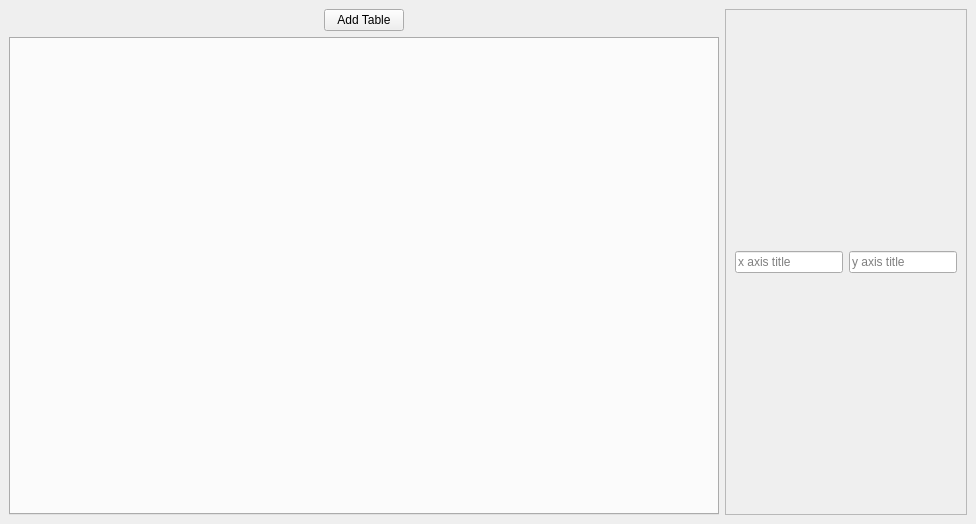
This is WWplot/ui/application_window.ui in wwmm/wwplot as Qt 5 draws it before an edit. The edited form follows.
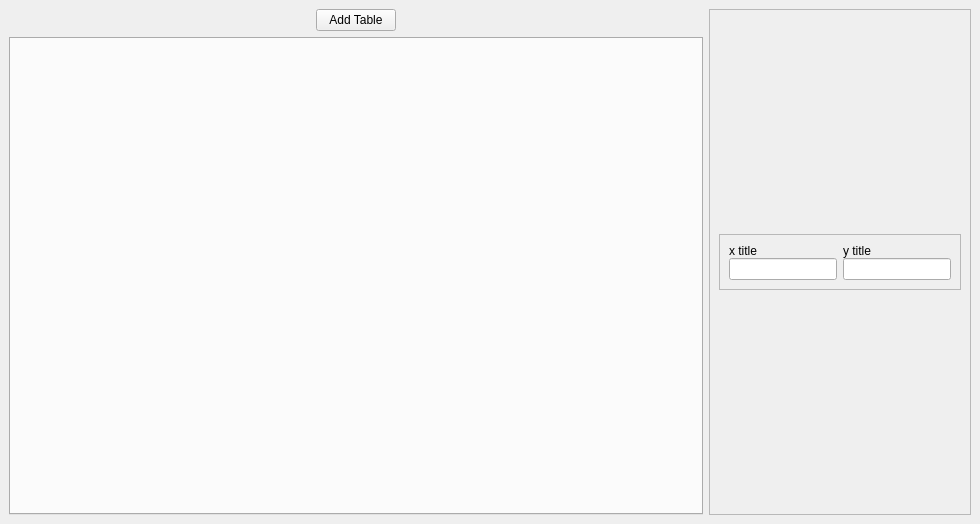
This is the edited form.

```diff
--- a/WWplot/ui/application_window.ui
+++ b/WWplot/ui/application_window.ui
@@ -6,7 +6,7 @@
    <rect>
     <x>0</x>
     <y>0</y>
-    <width>976</width>
+    <width>980</width>
     <height>524</height>
    </rect>
   </property>
@@ -93,38 +93,73 @@
        <enum>QFrame::Raised</enum>
       </property>
       <layout class="QGridLayout" name="gridLayout_2">
-       <item row="0" column="0">
+       <item row="2" column="0" colspan="2">
+        <layout class="QVBoxLayout" name="plot_layout">
+         <property name="sizeConstraint">
+          <enum>QLayout::SetDefaultConstraint</enum>
+         </property>
+        </layout>
+       </item>
+       <item row="1" column="0" colspan="2">
+        <widget class="QFrame" name="plot_settings_frame">
+         <property name="sizePolicy">
+          <sizepolicy hsizetype="MinimumExpanding" vsizetype="Fixed">
+           <horstretch>0</horstretch>
+           <verstretch>0</verstretch>
+          </sizepolicy>
+         </property>
+         <property name="frameShape">
+          <enum>QFrame::StyledPanel</enum>
+         </property>
+         <property name="frameShadow">
+          <enum>QFrame::Raised</enum>
+         </property>
+         <layout class="QGridLayout" name="gridLayout_3">
+          <property name="verticalSpacing">
+           <number>0</number>
+          </property>
+          <item row="1" column="1">
+           <widget class="QLineEdit" name="y_axis_title">
+            <property name="text">
+             <string/>
+            </property>
+            <property name="placeholderText">
+             <string/>
+            </property>
+            <property name="clearButtonEnabled">
+             <bool>false</bool>
+            </property>
+           </widget>
+          </item>
+          <item row="1" column="0">
         <widget class="QLineEdit" name="x_axis_title">
          <property name="text">
           <string/>
          </property>
          <property name="placeholderText">
-          <string>x axis title</string>
+             <string/>
          </property>
          <property name="clearButtonEnabled">
           <bool>false</bool>
          </property>
         </widget>
        </item>
+          <item row="0" column="0">
+           <widget class="QLabel" name="label_x_title">
+            <property name="text">
+             <string>x title</string>
+            </property>
+           </widget>
+          </item>
        <item row="0" column="1">
-        <widget class="QLineEdit" name="y_axis_title">
+           <widget class="QLabel" name="label_y_title">
          <property name="text">
-          <string/>
-         </property>
-         <property name="placeholderText">
-          <string>y axis title</string>
-         </property>
-         <property name="clearButtonEnabled">
-          <bool>false</bool>
+             <string>y title</string>
          </property>
         </widget>
        </item>
-       <item row="1" column="0" colspan="2">
-        <layout class="QVBoxLayout" name="plot_layout">
-         <property name="sizeConstraint">
-          <enum>QLayout::SetDefaultConstraint</enum>
-         </property>
-        </layout>
+         </layout>
+        </widget>
        </item>
       </layout>
      </widget>
```
Lines whose indentation alone changed are shown as unchanged.
